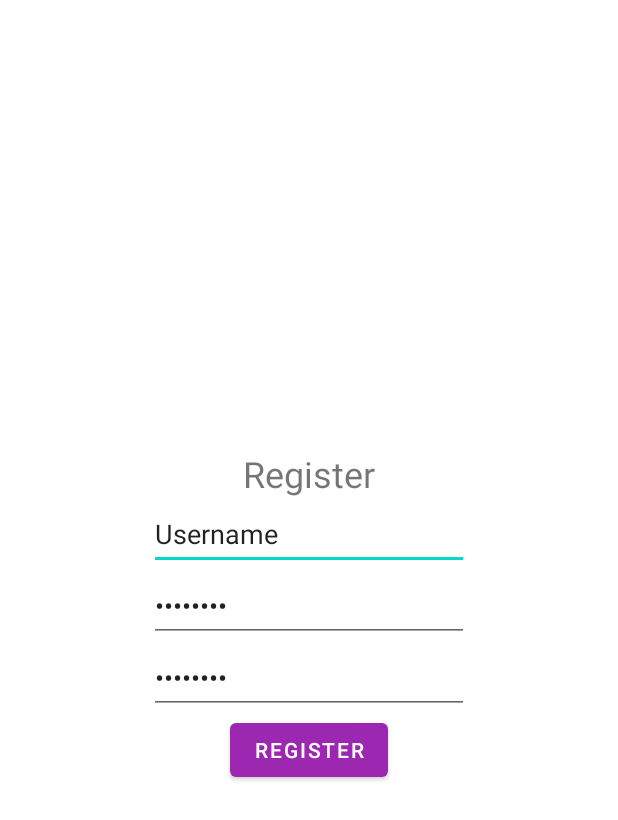
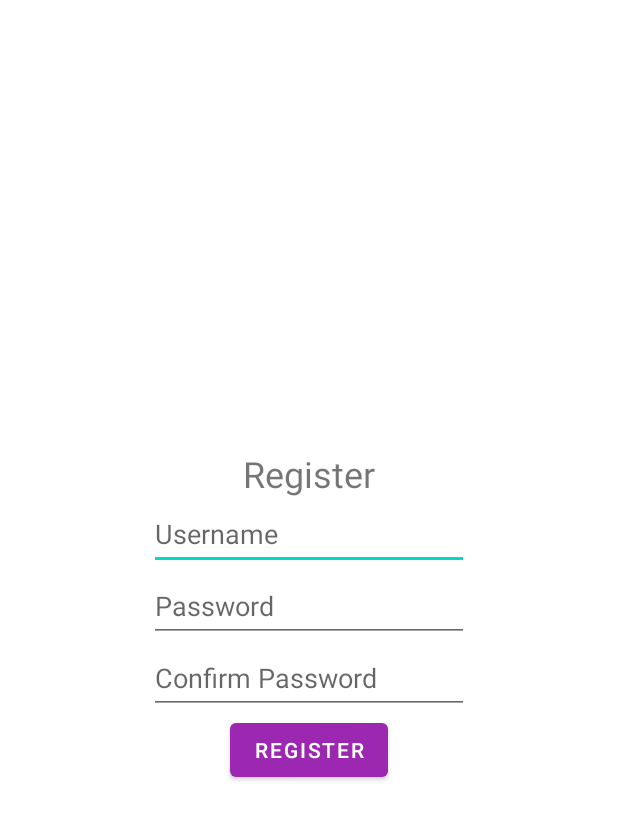
Before and after one commit to joelbarbeiro/WayPinPoint, an Android app: the layout activity_register.xml on its own in the app's theme, with its tools: preview values and no code run, on a phone screen of 412 x 824 dp. Shown: the top 820 px of the screen. Run offline under Robolectric (Android 15) with nearby library versions, the phone set to English and light mode, and no system bars.

Commit message:
#48: Create Layouts - Added launcher activity to login - Slight changes to nomenclatures of layouts so they follow the norm

```diff
--- /dev/null
+++ b/MobileApp/app/src/main/java/pt/ipleiria/estg/dei/waypinpoint/RegisterActivity.java
@@ -0,0 +1,15 @@
+package pt.ipleiria.estg.dei.waypinpoint;
+
+import android.os.Bundle;
+
+import androidx.appcompat.app.AppCompatActivity;
+
+public class RegisterActivity extends AppCompatActivity {
+
+    @Override
+    protected void onCreate(Bundle savedInstanceState) {
+        super.onCreate(savedInstanceState);
+        setContentView(R.layout.activity_register);
+    }
+
+}
--- a/MobileApp/app/src/main/res/layout/login.xml
+++ b/MobileApp/app/src/main/res/layout/activity_login.xml
@@ -31,8 +31,8 @@
             android:ems="10"
             android:inputType="text"
             android:minHeight="48dp"
+            android:hint="@string/textview_username"
             android:layout_gravity="center_horizontal"
-            android:text="@string/textview_username"
             tools:ignore="LabelFor" />
 
         <EditText
@@ -44,7 +44,7 @@
             android:ems="10"
             android:inputType="textPassword"
             android:minHeight="48dp"
-            android:text="@string/textview_username"
+            android:hint="@string/textview_password"
             tools:ignore="LabelFor" />
 
         <Button
--- a/MobileApp/app/src/main/res/layout/register.xml
+++ b/MobileApp/app/src/main/res/layout/activity_register.xml
@@ -19,20 +19,20 @@
             android:layout_width="match_parent"
             android:layout_height="wrap_content"
             android:layout_gravity="center_horizontal"
+            android:text="@string/register_title"
             android:textAlignment="center"
-            android:textSize="24sp"
-            android:text="@string/register_title" />
+            android:textSize="24sp" />
 
         <EditText
             android:id="@+id/textview_username"
             android:layout_width="wrap_content"
             android:layout_height="wrap_content"
+            android:layout_gravity="center_horizontal"
             android:autofillHints=""
             android:ems="10"
             android:inputType="text"
             android:minHeight="48dp"
-            android:layout_gravity="center_horizontal"
-            android:text="@string/textview_username"
+            android:hint="@string/textview_username"
             tools:ignore="LabelFor" />
 
         <EditText
@@ -42,9 +42,9 @@
             android:layout_gravity="center_horizontal"
             android:autofillHints=""
             android:ems="10"
+            android:hint="@string/textview_password"
             android:inputType="textPassword"
             android:minHeight="48dp"
-            android:text="@string/textview_username"
             tools:ignore="LabelFor" />
 
         <EditText
@@ -56,7 +56,7 @@
             android:ems="10"
             android:inputType="textPassword"
             android:minHeight="48dp"
-            android:text="@string/textview_username"
+            android:hint="@string/confirm_password_label"
             tools:ignore="LabelFor" />
 
         <Button
--- a/MobileApp/app/src/main/res/values/strings.xml
+++ b/MobileApp/app/src/main/res/values/strings.xml
@@ -7,4 +7,5 @@
     <string name="signup_register_label">Not a member? Sign Up</string>
     <string name="register_title">Register</string>
     <string name="register_button">Register</string>
+    <string name="confirm_password_label">Confirm Password</string>
 </resources>
--- a/MobileApp/app/src/main/res/values/themes.xml
+++ b/MobileApp/app/src/main/res/values/themes.xml
@@ -1,4 +1,4 @@
-<resources xmlns:tools="http://schemas.android.com/tools">
+<resources>
     <!-- Base application theme. -->
     <style name="Base.Theme.WayPinPoint" parent="Theme.MaterialComponents.DayNight.DarkActionBar">
         <!-- Customize your light theme here. -->
```
Also changed, not shown: MobileApp/app/src/main/AndroidManifest.xml (+13 -6 lines), MobileApp/app/src/main/java/pt/ipleiria/estg/dei/waypinpoint/LoginActivity.java (added, +20 -0 lines).
